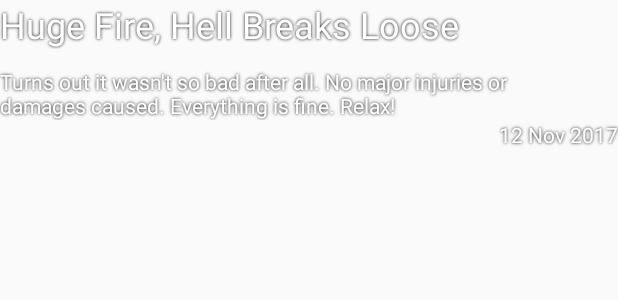
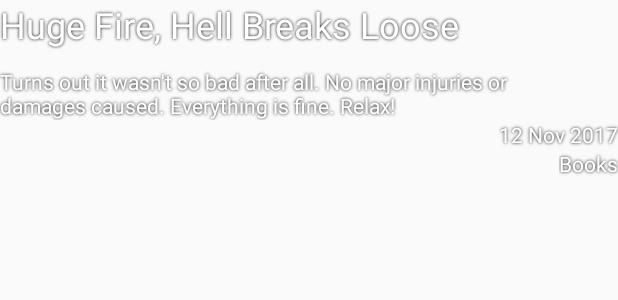
Before and after one commit to numerative/NewsApp, an Android app: the layout list_item.xml on its own in the app's theme, with its tools: preview values and no code run, on a phone screen of 412 x 824 dp. Shown: the top 300 px of the screen. Run offline under Robolectric (Android 15) with nearby library versions, the phone set to English and light mode, and no system bars.

Commit message:
Include section name in the list

```diff
--- a/app/src/main/res/layout/list_item.xml
+++ b/app/src/main/res/layout/list_item.xml
@@ -15,9 +15,9 @@
 
         <ImageView
             android:id="@+id/background_thumbnail"
+            android:contentDescription="@string/background_image_content_description"
             android:layout_width="match_parent"
             android:layout_height="200dp"
-            android:layout_centerVertical="true"
             android:scaleType="centerCrop"
             android:tint="#bdbdbd"
             android:tintMode="multiply"
@@ -28,7 +28,7 @@
         android:id="@+id/headline"
         android:layout_width="match_parent"
         android:layout_height="wrap_content"
-        android:paddingRight="48dp"
+        android:paddingEnd="48dp"
         android:shadowColor="#000000"
         android:shadowRadius="2"
         android:textColor="#ffffff"
@@ -40,7 +40,7 @@
         android:layout_width="match_parent"
         android:layout_height="wrap_content"
         android:layout_below="@id/headline"
-        android:paddingRight="48dp"
+        android:paddingEnd="48dp"
         android:paddingTop="12dp"
         android:shadowColor="#000000"
         android:shadowRadius="2"
@@ -51,11 +51,22 @@
         android:id="@+id/last_modified"
         android:layout_width="wrap_content"
         android:layout_height="wrap_content"
-        android:layout_alignParentRight="true"
+        android:layout_alignParentEnd="true"
         android:layout_below="@id/trail_text"
         android:shadowColor="#000000"
         android:shadowRadius="2"
         android:textColor="#ffffff"
         tools:text="12 Nov 2017" />
 
+    <TextView
+        android:id="@+id/section_name"
+        android:layout_width="wrap_content"
+        android:layout_height="wrap_content"
+        android:layout_alignParentEnd="true"
+        android:layout_below="@id/last_modified"
+        android:shadowColor="#000000"
+        android:shadowRadius="2"
+        android:textColor="#ffffff"
+        tools:text="Books" />
+
 </RelativeLayout>
--- a/app/src/main/res/values/strings.xml
+++ b/app/src/main/res/values/strings.xml
@@ -1,3 +1,4 @@
 <resources>
     <string name="app_name">News App</string>
+    <string name="background_image_content_description">Background Image</string>
 </resources>
```
Also changed, not shown: app/src/main/java/com/example/android/newsapp/Highlight.java (+23 -18 lines), app/src/main/java/com/example/android/newsapp/HighlightsAdapter.java (+16 -15 lines), app/src/main/java/com/example/android/newsapp/MainActivity.java (+6 -2 lines), app/src/main/java/com/example/android/newsapp/ThumbnailAdapter.java (+13 -14 lines).
